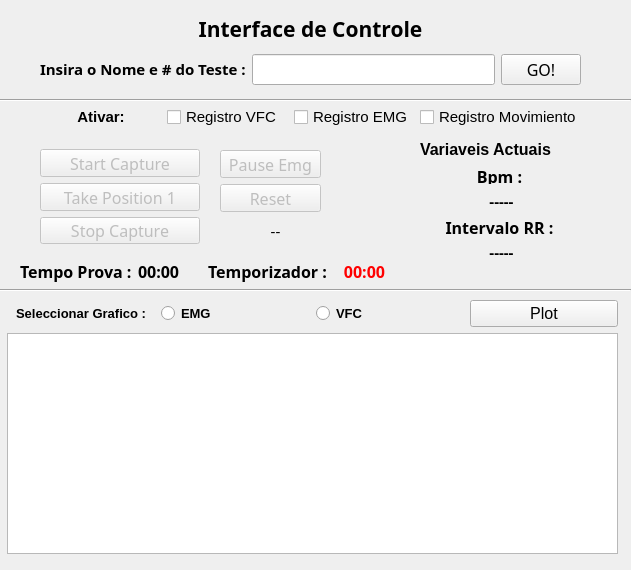
Before: the Qt Designer form controlDeportivoV3/ui/home.ui in DiegoPaezA/pythonCompu, drawn with Qt 5.
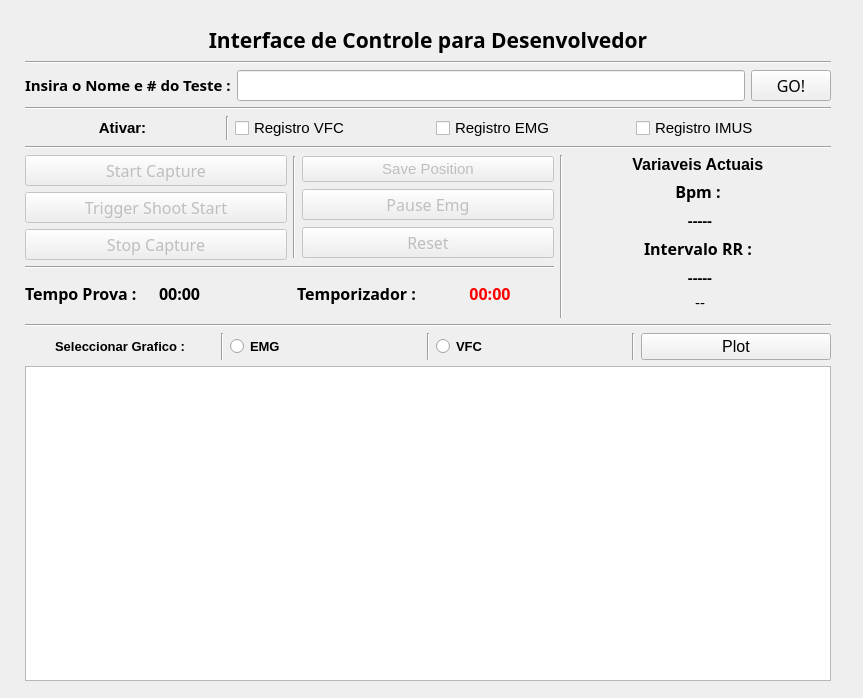
After: the same form once the commit is applied. Custom widgets are drawn as their Qt base class.

```diff
--- a/controlDeportivoV3/ui/home.ui
+++ b/controlDeportivoV3/ui/home.ui
@@ -6,8 +6,8 @@
    <rect>
     <x>0</x>
     <y>0</y>
-    <width>631</width>
-    <height>570</height>
+    <width>863</width>
+    <height>698</height>
    </rect>
   </property>
   <property name="windowTitle">
@@ -20,12 +20,28 @@
    <widget class="QWidget" name="layoutWidget">
     <property name="geometry">
      <rect>
-      <x>40</x>
-      <y>10</y>
-      <width>541</width>
-      <height>75</height>
+      <x>25</x>
+      <y>25</y>
+      <width>806</width>
+      <height>656</height>
      </rect>
     </property>
+    <layout class="QGridLayout" name="gridLayout_6">
+     <item row="6" column="0" colspan="4">
+      <widget class="Line" name="line_2">
+       <property name="orientation">
+        <enum>Qt::Horizontal</enum>
+       </property>
+      </widget>
+     </item>
+     <item row="2" column="2" rowspan="4">
+      <widget class="Line" name="line_5">
+       <property name="orientation">
+        <enum>Qt::Vertical</enum>
+       </property>
+      </widget>
+     </item>
+     <item row="0" column="0" colspan="4">
     <layout class="QGridLayout" name="gridLayout_3">
      <item row="0" column="0">
       <widget class="QLabel" name="label">
@@ -38,29 +54,23 @@
         </font>
        </property>
        <property name="text">
-        <string>Interface de Controle</string>
+          <string>Interface de Controle para Desenvolvedor</string>
        </property>
        <property name="alignment">
         <set>Qt::AlignCenter</set>
        </property>
       </widget>
      </item>
+       <item row="2" column="0">
+        <widget class="Line" name="line">
+         <property name="orientation">
+          <enum>Qt::Horizontal</enum>
+         </property>
+        </widget>
+       </item>
      <item row="1" column="0">
       <layout class="QGridLayout" name="gridLayout_2">
-       <item row="0" column="0">
-        <widget class="QLabel" name="label_4">
-         <property name="font">
-          <font>
-           <family>Abyssinica SIL</family>
-           <pointsize>12</pointsize>
-          </font>
-         </property>
-         <property name="text">
-          <string>&lt;html&gt;&lt;head/&gt;&lt;body&gt;&lt;p align=&quot;justify&quot;&gt;&lt;span style=&quot; font-size:11pt; font-weight:600;&quot;&gt;Insira o Nome e # do Teste :&lt;/span&gt;&lt;/p&gt;&lt;/body&gt;&lt;/html&gt;</string>
-         </property>
-        </widget>
-       </item>
-       <item row="0" column="1">
+         <item row="1" column="1">
         <widget class="QLineEdit" name="Readtext">
          <property name="font">
           <font>
@@ -73,7 +83,7 @@
          </property>
         </widget>
        </item>
-       <item row="0" column="2">
+         <item row="1" column="2">
         <widget class="QPushButton" name="buttongo">
          <property name="font">
           <font>
@@ -86,19 +96,109 @@
          </property>
         </widget>
        </item>
+         <item row="1" column="0">
+          <widget class="QLabel" name="label_4">
+           <property name="font">
+            <font>
+             <family>Abyssinica SIL</family>
+             <pointsize>12</pointsize>
+            </font>
+           </property>
+           <property name="text">
+            <string>&lt;html&gt;&lt;head/&gt;&lt;body&gt;&lt;p align=&quot;justify&quot;&gt;&lt;span style=&quot; font-size:11pt; font-weight:600;&quot;&gt;Insira o Nome e # do Teste :&lt;/span&gt;&lt;/p&gt;&lt;/body&gt;&lt;/html&gt;</string>
+           </property>
+          </widget>
+         </item>
+         <item row="0" column="0" colspan="3">
+          <widget class="Line" name="line_10">
+           <property name="orientation">
+            <enum>Qt::Horizontal</enum>
+           </property>
+          </widget>
+         </item>
       </layout>
      </item>
     </layout>
-   </widget>
-   <widget class="QWidget" name="layoutWidget">
-    <property name="geometry">
-     <rect>
-      <x>40</x>
-      <y>149</y>
-      <width>160</width>
-      <height>95</height>
-     </rect>
-    </property>
+     </item>
+     <item row="3" column="0" colspan="2">
+      <widget class="Line" name="line_3">
+       <property name="orientation">
+        <enum>Qt::Horizontal</enum>
+       </property>
+      </widget>
+     </item>
+     <item row="1" column="0" colspan="4">
+      <layout class="QGridLayout" name="gridLayout_5">
+       <item row="1" column="0" colspan="5">
+        <widget class="Line" name="line_4">
+         <property name="orientation">
+          <enum>Qt::Horizontal</enum>
+         </property>
+        </widget>
+       </item>
+       <item row="0" column="2">
+        <widget class="QCheckBox" name="activarVFC">
+         <property name="font">
+          <font>
+           <pointsize>11</pointsize>
+          </font>
+         </property>
+         <property name="text">
+          <string>Registro VFC</string>
+         </property>
+        </widget>
+       </item>
+       <item row="0" column="4">
+        <widget class="QCheckBox" name="activarIMUS">
+         <property name="font">
+          <font>
+           <pointsize>11</pointsize>
+          </font>
+         </property>
+         <property name="text">
+          <string>Registro IMUS</string>
+         </property>
+        </widget>
+       </item>
+       <item row="0" column="0">
+        <widget class="QLabel" name="label_11">
+         <property name="font">
+          <font>
+           <pointsize>11</pointsize>
+           <weight>75</weight>
+           <bold>true</bold>
+          </font>
+         </property>
+         <property name="text">
+          <string>Ativar:</string>
+         </property>
+         <property name="alignment">
+          <set>Qt::AlignCenter</set>
+         </property>
+        </widget>
+       </item>
+       <item row="0" column="3">
+        <widget class="QCheckBox" name="activarEMG">
+         <property name="font">
+          <font>
+           <pointsize>11</pointsize>
+          </font>
+         </property>
+         <property name="text">
+          <string>Registro EMG</string>
+         </property>
+        </widget>
+       </item>
+       <item row="0" column="1">
+        <widget class="Line" name="line_9">
+         <property name="orientation">
+          <enum>Qt::Vertical</enum>
+         </property>
+        </widget>
+       </item>
+      </layout>
+     </item>
+     <item row="2" column="0">
     <layout class="QVBoxLayout" name="verticalLayout">
      <item>
       <widget class="QPushButton" name="ButtonStart">
@@ -117,7 +217,7 @@
       </widget>
      </item>
      <item>
-      <widget class="QPushButton" name="ButtonPosition">
+        <widget class="QPushButton" name="ButtonTrigeron">
        <property name="enabled">
         <bool>false</bool>
        </property>
@@ -128,7 +228,7 @@
         </font>
        </property>
        <property name="text">
-        <string>Take Position 1</string>
+          <string>Trigger Shoot Start</string>
        </property>
       </widget>
      </item>
@@ -149,17 +249,82 @@
       </widget>
      </item>
     </layout>
-   </widget>
-   <widget class="QWidget" name="layoutWidget">
-    <property name="geometry">
-     <rect>
-      <x>420</x>
-      <y>140</y>
-      <width>163</width>
-      <height>121</height>
-     </rect>
-    </property>
+     </item>
+     <item row="2" column="1">
+      <layout class="QGridLayout" name="gridLayout_4">
+       <item row="0" column="1">
+        <widget class="QPushButton" name="savePositionButton">
+         <property name="enabled">
+          <bool>false</bool>
+         </property>
+         <property name="font">
+          <font>
+           <pointsize>11</pointsize>
+          </font>
+         </property>
+         <property name="text">
+          <string>Save Position</string>
+         </property>
+        </widget>
+       </item>
+       <item row="2" column="1">
+        <widget class="QPushButton" name="resetButton">
+         <property name="enabled">
+          <bool>false</bool>
+         </property>
+         <property name="font">
+          <font>
+           <family>Abyssinica SIL</family>
+           <pointsize>12</pointsize>
+          </font>
+         </property>
+         <property name="text">
+          <string>Reset</string>
+         </property>
+        </widget>
+       </item>
+       <item row="1" column="1">
+        <widget class="QPushButton" name="pauseEmgButton">
+         <property name="enabled">
+          <bool>false</bool>
+         </property>
+         <property name="font">
+          <font>
+           <family>Abyssinica SIL</family>
+           <pointsize>12</pointsize>
+          </font>
+         </property>
+         <property name="text">
+          <string>Pause Emg</string>
+         </property>
+        </widget>
+       </item>
+       <item row="0" column="0" rowspan="3">
+        <widget class="Line" name="line_11">
+         <property name="orientation">
+          <enum>Qt::Vertical</enum>
+         </property>
+        </widget>
+       </item>
+      </layout>
+     </item>
+     <item row="2" column="3" rowspan="3">
     <layout class="QGridLayout" name="gridLayout">
+       <item row="0" column="0">
+        <widget class="QLabel" name="label_6">
+         <property name="font">
+          <font>
+           <pointsize>12</pointsize>
+          </font>
+         </property>
+         <property name="text">
+          <string>&lt;html&gt;&lt;head/&gt;&lt;body&gt;&lt;p&gt;&lt;span style=&quot; font-weight:600;&quot;&gt;Variaveis Actuais &lt;/span&gt;&lt;/p&gt;&lt;/body&gt;&lt;/html&gt;</string>
+         </property>
+         <property name="alignment">
+          <set>Qt::AlignCenter</set>
+         </property>
+        </widget>
+       </item>
      <item row="3" column="0">
       <widget class="QLabel" name="label_3">
        <property name="font">
@@ -176,22 +341,6 @@
        </property>
       </widget>
      </item>
-     <item row="4" column="0">
-      <widget class="QLabel" name="labelintervaloRR">
-       <property name="font">
-        <font>
-         <family>Abyssinica SIL</family>
-         <pointsize>12</pointsize>
-        </font>
-       </property>
-       <property name="text">
-        <string>&lt;html&gt;&lt;head/&gt;&lt;body&gt;&lt;p&gt;&lt;span style=&quot; font-size:11pt; font-weight:600;&quot;&gt;-----&lt;/span&gt;&lt;/p&gt;&lt;/body&gt;&lt;/html&gt;</string>
-       </property>
-       <property name="alignment">
-        <set>Qt::AlignCenter</set>
-       </property>
-      </widget>
-     </item>
      <item row="1" column="0">
       <widget class="QLabel" name="label_2">
        <property name="font">
@@ -208,15 +357,18 @@
        </property>
       </widget>
      </item>
-     <item row="0" column="0">
-      <widget class="QLabel" name="label_6">
+       <item row="5" column="0">
+        <widget class="QLabel" name="arduinoLabel">
        <property name="font">
         <font>
-         <pointsize>12</pointsize>
+           <pointsize>11</pointsize>
         </font>
        </property>
        <property name="text">
-        <string>&lt;html&gt;&lt;head/&gt;&lt;body&gt;&lt;p&gt;&lt;span style=&quot; font-weight:600;&quot;&gt;Variaveis Actuais &lt;/span&gt;&lt;/p&gt;&lt;/body&gt;&lt;/html&gt;</string>
+          <string>--</string>
+         </property>
+         <property name="alignment">
+          <set>Qt::AlignCenter</set>
        </property>
       </widget>
      </item>
@@ -236,45 +388,96 @@
        </property>
       </widget>
      </item>
-    </layout>
-   </widget>
-   <widget class="Line" name="line">
-    <property name="geometry">
-     <rect>
-      <x>0</x>
-      <y>280</y>
-      <width>631</width>
-      <height>20</height>
-     </rect>
-    </property>
-    <property name="orientation">
-     <enum>Qt::Horizontal</enum>
-    </property>
-   </widget>
-   <widget class="Line" name="line_2">
-    <property name="geometry">
-     <rect>
-      <x>0</x>
-      <y>90</y>
-      <width>631</width>
-      <height>20</height>
-     </rect>
-    </property>
-    <property name="orientation">
-     <enum>Qt::Horizontal</enum>
-    </property>
-   </widget>
-   <widget class="QWidget" name="layoutWidget">
-    <property name="geometry">
-     <rect>
-      <x>7</x>
-      <y>300</y>
-      <width>611</width>
-      <height>254</height>
-     </rect>
-    </property>
+       <item row="4" column="0">
+        <widget class="QLabel" name="labelintervaloRR">
+         <property name="font">
+          <font>
+           <family>Abyssinica SIL</family>
+           <pointsize>12</pointsize>
+          </font>
+         </property>
+         <property name="text">
+          <string>&lt;html&gt;&lt;head/&gt;&lt;body&gt;&lt;p&gt;&lt;span style=&quot; font-size:11pt; font-weight:600;&quot;&gt;-----&lt;/span&gt;&lt;/p&gt;&lt;/body&gt;&lt;/html&gt;</string>
+         </property>
+         <property name="alignment">
+          <set>Qt::AlignCenter</set>
+         </property>
+        </widget>
+       </item>
+      </layout>
+     </item>
+     <item row="4" column="0" colspan="2">
+      <layout class="QHBoxLayout" name="horizontalLayout">
+       <item>
+        <widget class="QLabel" name="label_8">
+         <property name="font">
+          <font>
+           <family>Abyssinica SIL</family>
+           <pointsize>12</pointsize>
+           <weight>75</weight>
+           <bold>true</bold>
+          </font>
+         </property>
+         <property name="text">
+          <string>Tempo Prova :</string>
+         </property>
+        </widget>
+       </item>
+       <item>
+        <widget class="QLabel" name="tempoProvaout">
+         <property name="font">
+          <font>
+           <family>Abyssinica SIL</family>
+           <pointsize>9</pointsize>
+           <weight>75</weight>
+           <bold>true</bold>
+          </font>
+         </property>
+         <property name="text">
+          <string>&lt;html&gt;&lt;head/&gt;&lt;body&gt;&lt;p&gt;&lt;span style=&quot; font-size:12pt;&quot;&gt;00:00&lt;/span&gt;&lt;/p&gt;&lt;/body&gt;&lt;/html&gt;</string>
+         </property>
+        </widget>
+       </item>
+       <item>
+        <widget class="QLabel" name="label_7">
+         <property name="font">
+          <font>
+           <family>Abyssinica SIL</family>
+           <pointsize>12</pointsize>
+           <weight>75</weight>
+           <bold>true</bold>
+          </font>
+         </property>
+         <property name="text">
+          <string>&lt;html&gt;&lt;head/&gt;&lt;body&gt;&lt;p align=&quot;center&quot;&gt;Temporizador :&lt;/p&gt;&lt;/body&gt;&lt;/html&gt;</string>
+         </property>
+        </widget>
+       </item>
+       <item>
+        <widget class="QLabel" name="relojout">
+         <property name="font">
+          <font>
+           <family>Abyssinica SIL</family>
+           <pointsize>12</pointsize>
+           <weight>75</weight>
+           <bold>true</bold>
+          </font>
+         </property>
+         <property name="text">
+          <string>&lt;html&gt;&lt;head/&gt;&lt;body&gt;&lt;p&gt;&lt;span style=&quot; font-size:12pt; color:#ff0000;&quot;&gt;00:00&lt;/span&gt;&lt;/p&gt;&lt;/body&gt;&lt;/html&gt;</string>
+         </property>
+         <property name="alignment">
+          <set>Qt::AlignCenter</set>
+         </property>
+        </widget>
+       </item>
+      </layout>
+     </item>
+     <item row="7" column="0" colspan="4">
     <layout class="QVBoxLayout" name="verticalLayout_3">
      <item>
+        <layout class="QVBoxLayout" name="verticalLayout_2">
+         <item>
       <layout class="QHBoxLayout" name="horizontalLayout_3">
        <item>
         <widget class="QLabel" name="label_10">
@@ -286,6 +489,13 @@
          </property>
         </widget>
        </item>
+           <item>
+            <widget class="Line" name="line_8">
+             <property name="orientation">
+              <enum>Qt::Vertical</enum>
+             </property>
+            </widget>
+           </item>
        <item>
         <widget class="QRadioButton" name="plotEMG">
          <property name="font">
@@ -300,6 +510,13 @@
          </property>
         </widget>
        </item>
+           <item>
+            <widget class="Line" name="line_6">
+             <property name="orientation">
+              <enum>Qt::Vertical</enum>
+             </property>
+            </widget>
+           </item>
        <item>
         <widget class="QRadioButton" name="plotVFC">
          <property name="font">
@@ -314,6 +531,13 @@
          </property>
         </widget>
        </item>
+           <item>
+            <widget class="Line" name="line_7">
+             <property name="orientation">
+              <enum>Qt::Vertical</enum>
+             </property>
+            </widget>
+           </item>
        <item>
         <widget class="QPushButton" name="plotButton">
          <property name="font">
@@ -331,217 +555,11 @@
       </layout>
      </item>
      <item>
-      <layout class="QVBoxLayout" name="verticalLayout_2">
-       <item>
         <widget class="PlotWidget" name="plot"/>
        </item>
       </layout>
      </item>
     </layout>
-   </widget>
-   <widget class="QWidget" name="layoutWidget">
-    <property name="geometry">
-     <rect>
-      <x>220</x>
-      <y>150</y>
-      <width>101</width>
-      <height>62</height>
-     </rect>
-    </property>
-    <layout class="QGridLayout" name="gridLayout_4">
-     <item row="0" column="0">
-      <widget class="QPushButton" name="pauseEmgButton">
-       <property name="enabled">
-        <bool>false</bool>
-       </property>
-       <property name="font">
-        <font>
-         <family>Abyssinica SIL</family>
-         <pointsize>12</pointsize>
-        </font>
-       </property>
-       <property name="text">
-        <string>Pause Emg</string>
-       </property>
-      </widget>
-     </item>
-     <item row="1" column="0">
-      <widget class="QPushButton" name="resetButton">
-       <property name="enabled">
-        <bool>false</bool>
-       </property>
-       <property name="font">
-        <font>
-         <family>Abyssinica SIL</family>
-         <pointsize>12</pointsize>
-        </font>
-       </property>
-       <property name="text">
-        <string>Reset</string>
-       </property>
-      </widget>
-     </item>
-    </layout>
-   </widget>
-   <widget class="QWidget" name="layoutWidget">
-    <property name="geometry">
-     <rect>
-      <x>20</x>
-      <y>260</y>
-      <width>376</width>
-      <height>22</height>
-     </rect>
-    </property>
-    <layout class="QHBoxLayout" name="horizontalLayout">
-     <item>
-      <widget class="QLabel" name="label_8">
-       <property name="font">
-        <font>
-         <family>Abyssinica SIL</family>
-         <pointsize>12</pointsize>
-         <weight>75</weight>
-         <bold>true</bold>
-        </font>
-       </property>
-       <property name="text">
-        <string>Tempo Prova :</string>
-       </property>
-      </widget>
-     </item>
-     <item>
-      <widget class="QLabel" name="tempoProvaout">
-       <property name="font">
-        <font>
-         <family>Abyssinica SIL</family>
-         <pointsize>9</pointsize>
-         <weight>75</weight>
-         <bold>true</bold>
-        </font>
-       </property>
-       <property name="text">
-        <string>&lt;html&gt;&lt;head/&gt;&lt;body&gt;&lt;p&gt;&lt;span style=&quot; font-size:12pt;&quot;&gt;00:00&lt;/span&gt;&lt;/p&gt;&lt;/body&gt;&lt;/html&gt;</string>
-       </property>
-      </widget>
-     </item>
-     <item>
-      <widget class="QLabel" name="label_7">
-       <property name="font">
-        <font>
-         <family>Abyssinica SIL</family>
-         <pointsize>12</pointsize>
-         <weight>75</weight>
-         <bold>true</bold>
-        </font>
-       </property>
-       <property name="text">
-        <string>&lt;html&gt;&lt;head/&gt;&lt;body&gt;&lt;p align=&quot;center&quot;&gt;Temporizador :&lt;/p&gt;&lt;/body&gt;&lt;/html&gt;</string>
-       </property>
-      </widget>
-     </item>
-     <item>
-      <widget class="QLabel" name="relojout">
-       <property name="font">
-        <font>
-         <family>Abyssinica SIL</family>
-         <pointsize>12</pointsize>
-         <weight>75</weight>
-         <bold>true</bold>
-        </font>
-       </property>
-       <property name="text">
-        <string>&lt;html&gt;&lt;head/&gt;&lt;body&gt;&lt;p&gt;&lt;span style=&quot; font-size:12pt; color:#ff0000;&quot;&gt;00:00&lt;/span&gt;&lt;/p&gt;&lt;/body&gt;&lt;/html&gt;</string>
-       </property>
-       <property name="alignment">
-        <set>Qt::AlignCenter</set>
-       </property>
-      </widget>
-     </item>
-    </layout>
-   </widget>
-   <widget class="QLabel" name="arduinoLabel">
-    <property name="geometry">
-     <rect>
-      <x>220</x>
-      <y>220</y>
-      <width>111</width>
-      <height>21</height>
-     </rect>
-    </property>
-    <property name="font">
-     <font>
-      <family>Abyssinica SIL</family>
-      <pointsize>11</pointsize>
-     </font>
-    </property>
-    <property name="text">
-     <string>--</string>
-    </property>
-    <property name="alignment">
-     <set>Qt::AlignCenter</set>
-    </property>
-   </widget>
-   <widget class="QWidget" name="layoutWidget">
-    <property name="geometry">
-     <rect>
-      <x>41</x>
-      <y>105</y>
-      <width>541</width>
-      <height>25</height>
-     </rect>
-    </property>
-    <layout class="QGridLayout" name="gridLayout_5">
-     <item row="0" column="0">
-      <widget class="QLabel" name="label_11">
-       <property name="font">
-        <font>
-         <pointsize>11</pointsize>
-         <weight>75</weight>
-         <bold>true</bold>
-        </font>
-       </property>
-       <property name="text">
-        <string>Ativar:</string>
-       </property>
-       <property name="alignment">
-        <set>Qt::AlignCenter</set>
-       </property>
-      </widget>
-     </item>
-     <item row="0" column="1">
-      <widget class="QCheckBox" name="activarVFC">
-       <property name="font">
-        <font>
-         <pointsize>11</pointsize>
-        </font>
-       </property>
-       <property name="text">
-        <string>Registro VFC</string>
-       </property>
-      </widget>
-     </item>
-     <item row="0" column="2">
-      <widget class="QCheckBox" name="activarEMG">
-       <property name="font">
-        <font>
-         <pointsize>11</pointsize>
-        </font>
-       </property>
-       <property name="text">
-        <string>Registro EMG</string>
-       </property>
-      </widget>
-     </item>
-     <item row="0" column="3">
-      <widget class="QCheckBox" name="activarIMUS">
-       <property name="font">
-        <font>
-         <pointsize>11</pointsize>
-        </font>
-       </property>
-       <property name="text">
-        <string>Registro Movimiento</string>
-       </property>
-      </widget>
      </item>
     </layout>
    </widget>
```
Lines whose indentation alone changed are shown as unchanged.
